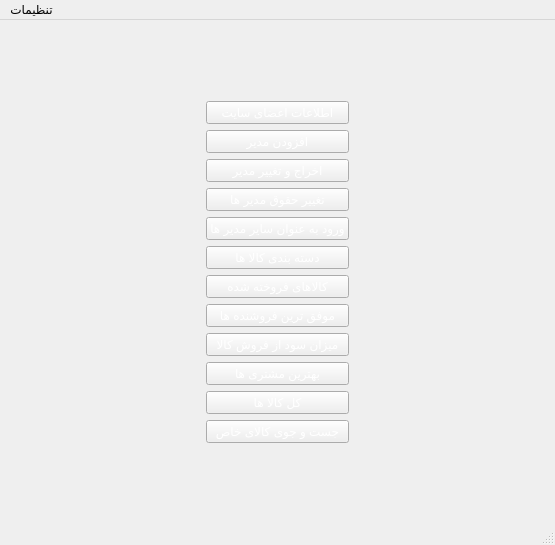
The window that MainAdminWindow.ui (Alireza8hi/Project-DigiKala) describes before a commit, drawn with Qt 5.
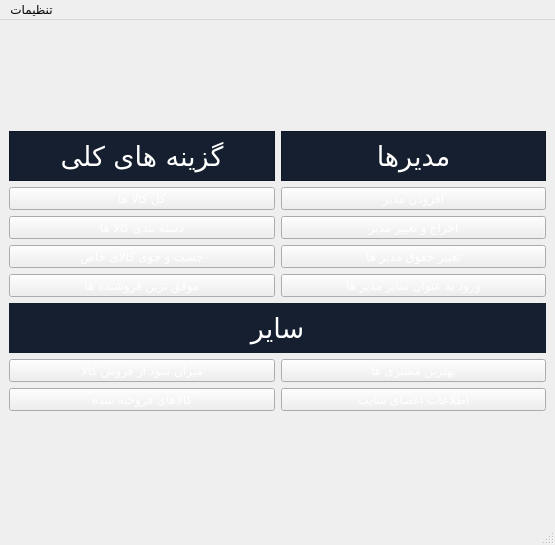
The same window after the commit. Icons and pictures are not drawn.

The edit to the form file:
```diff
--- a/MainAdminWindow.ui
+++ b/MainAdminWindow.ui
@@ -21,9 +21,9 @@
     <string notr="true">background-image: url(:/Pics/Pics/pngtree-blue-carbon-background-with-sport-style-and-golden-light-image_371487.jpg);</string>
    </property>
    <layout class="QGridLayout" name="gridLayout_2">
-    <item row="1" column="1">
-     <layout class="QGridLayout" name="gridLayout">
-      <item row="2" column="0">
+    <item row="0" column="0">
+     <layout class="QGridLayout" name="gridLayout_3">
+      <item row="3" column="1">
        <widget class="QPushButton" name="ChangeAdminBtn">
         <property name="styleSheet">
          <string notr="true">color: rgb(255, 255, 255);</string>
@@ -33,37 +33,7 @@
         </property>
        </widget>
       </item>
-      <item row="9" column="0">
-       <widget class="QPushButton" name="BestCustomersBtn">
-        <property name="styleSheet">
-         <string notr="true">color: rgb(255, 255, 255);</string>
-        </property>
-        <property name="text">
-         <string>بهترین مشتری ها</string>
-        </property>
-       </widget>
-      </item>
-      <item row="4" column="0">
-       <widget class="QPushButton" name="OpenOtherAdminsBtn">
-        <property name="styleSheet">
-         <string notr="true">color: rgb(255, 255, 255);</string>
-        </property>
-        <property name="text">
-         <string>ورود به عنوان سایر مدیر ها</string>
-        </property>
-       </widget>
-      </item>
-      <item row="8" column="0">
-       <widget class="QPushButton" name="CommodityProfitBtn">
-        <property name="styleSheet">
-         <string notr="true">color: rgb(255, 255, 255);</string>
-        </property>
-        <property name="text">
-         <string>میزان سود از فروش کالا</string>
-        </property>
-       </widget>
-      </item>
-      <item row="5" column="0">
+      <item row="3" column="0">
        <widget class="QPushButton" name="CategoriesBtn">
         <property name="styleSheet">
          <string notr="true">color: rgb(255, 255, 255);</string>
@@ -73,27 +43,7 @@
         </property>
        </widget>
       </item>
-      <item row="11" column="0">
-       <widget class="QPushButton" name="SearchBtn">
-        <property name="styleSheet">
-         <string notr="true">color: rgb(255, 255, 255);</string>
-        </property>
-        <property name="text">
-         <string>جست و جوی کالای خاص</string>
-        </property>
-       </widget>
-      </item>
-      <item row="6" column="0">
-       <widget class="QPushButton" name="SoldCommoditiesBtn">
-        <property name="styleSheet">
-         <string notr="true">color: rgb(255, 255, 255);</string>
-        </property>
-        <property name="text">
-         <string>کالاهای فروخته شده</string>
-        </property>
-       </widget>
-      </item>
-      <item row="3" column="0">
+      <item row="4" column="1">
        <widget class="QPushButton" name="ChangeAdminIncomeBtn">
         <property name="styleSheet">
          <string notr="true">color: rgb(255, 255, 255);</string>
@@ -103,27 +53,7 @@
         </property>
        </widget>
       </item>
-      <item row="7" column="0">
-       <widget class="QPushButton" name="SuccessfulSellersBtn">
-        <property name="styleSheet">
-         <string notr="true">color: rgb(255, 255, 255);</string>
-        </property>
-        <property name="text">
-         <string>موفق ترین فروشنده ها</string>
-        </property>
-       </widget>
-      </item>
-      <item row="0" column="0">
-       <widget class="QPushButton" name="ReadUserInfoBtn">
-        <property name="styleSheet">
-         <string notr="true">color: rgb(255, 255, 255);</string>
-        </property>
-        <property name="text">
-         <string>اطلاعات اعضای سایت</string>
-        </property>
-       </widget>
-      </item>
-      <item row="10" column="0">
+      <item row="2" column="0">
        <widget class="QPushButton" name="AllCommoditysBtn">
         <property name="styleSheet">
          <string notr="true">color: rgb(255, 255, 255);</string>
@@ -134,6 +64,104 @@
        </widget>
       </item>
       <item row="1" column="0">
+       <widget class="QLabel" name="label">
+        <property name="minimumSize">
+         <size>
+          <width>0</width>
+          <height>50</height>
+         </size>
+        </property>
+        <property name="maximumSize">
+         <size>
+          <width>16777215</width>
+          <height>50</height>
+         </size>
+        </property>
+        <property name="font">
+         <font>
+          <family>B Titr</family>
+          <pointsize>20</pointsize>
+         </font>
+        </property>
+        <property name="styleSheet">
+         <string notr="true">color: rgb(255, 255, 255);
+background-image: url(:/Pics/Pics/NoBack.png);
+background-color: rgb(22, 31, 48);</string>
+        </property>
+        <property name="frameShape">
+         <enum>QFrame::StyledPanel</enum>
+        </property>
+        <property name="frameShadow">
+         <enum>QFrame::Raised</enum>
+        </property>
+        <property name="text">
+         <string>گزینه های کلی</string>
+        </property>
+        <property name="alignment">
+         <set>Qt::AlignCenter</set>
+        </property>
+       </widget>
+      </item>
+      <item row="8" column="0">
+       <widget class="QPushButton" name="CommodityProfitBtn">
+        <property name="styleSheet">
+         <string notr="true">color: rgb(255, 255, 255);</string>
+        </property>
+        <property name="text">
+         <string>میزان سود از فروش کالا</string>
+        </property>
+       </widget>
+      </item>
+      <item row="1" column="1">
+       <widget class="QLabel" name="label_2">
+        <property name="sizePolicy">
+         <sizepolicy hsizetype="Preferred" vsizetype="Preferred">
+          <horstretch>0</horstretch>
+          <verstretch>50</verstretch>
+         </sizepolicy>
+        </property>
+        <property name="minimumSize">
+         <size>
+          <width>0</width>
+          <height>50</height>
+         </size>
+        </property>
+        <property name="font">
+         <font>
+          <family>B Titr</family>
+          <pointsize>20</pointsize>
+         </font>
+        </property>
+        <property name="styleSheet">
+         <string notr="true">color: rgb(255, 255, 255);
+background-image: url(:/Pics/Pics/NoBack.png);
+background-color: rgb(22, 31, 48);</string>
+        </property>
+        <property name="frameShape">
+         <enum>QFrame::StyledPanel</enum>
+        </property>
+        <property name="frameShadow">
+         <enum>QFrame::Raised</enum>
+        </property>
+        <property name="text">
+         <string>مدیرها</string>
+        </property>
+        <property name="alignment">
+         <set>Qt::AlignCenter</set>
+        </property>
+       </widget>
+      </item>
+      <item row="8" column="1">
+       <widget class="QPushButton" name="BestCustomersBtn">
+        <property name="styleSheet">
+         <string notr="true">color: rgb(255, 255, 255);</string>
+        </property>
+        <property name="text">
+         <string>بهترین مشتری ها</string>
+        </property>
+       </widget>
+      </item>
+      <item row="2" column="1">
        <widget class="QPushButton" name="AddAdminBtn">
         <property name="styleSheet">
          <string notr="true">color: rgb(255, 255, 255);</string>
@@ -143,60 +171,91 @@
         </property>
        </widget>
       </item>
+      <item row="10" column="1">
+       <widget class="QPushButton" name="ReadUserInfoBtn">
+        <property name="styleSheet">
+         <string notr="true">color: rgb(255, 255, 255);</string>
+        </property>
+        <property name="text">
+         <string>اطلاعات اعضای سایت</string>
+        </property>
+       </widget>
+      </item>
+      <item row="5" column="1">
+       <widget class="QPushButton" name="OpenOtherAdminsBtn">
+        <property name="styleSheet">
+         <string notr="true">color: rgb(255, 255, 255);</string>
+        </property>
+        <property name="text">
+         <string>ورود به عنوان سایر مدیر ها</string>
+        </property>
+       </widget>
+      </item>
+      <item row="4" column="0">
+       <widget class="QPushButton" name="SearchBtn">
+        <property name="styleSheet">
+         <string notr="true">color: rgb(255, 255, 255);</string>
+        </property>
+        <property name="text">
+         <string>جست و جوی کالای خاص</string>
+        </property>
+       </widget>
+      </item>
+      <item row="6" column="0" colspan="2">
+       <widget class="QLabel" name="label_3">
+        <property name="minimumSize">
+         <size>
+          <width>0</width>
+          <height>50</height>
+         </size>
+        </property>
+        <property name="maximumSize">
+         <size>
+          <width>16777215</width>
+          <height>50</height>
+         </size>
+        </property>
+        <property name="font">
+         <font>
+          <family>B Titr</family>
+          <pointsize>20</pointsize>
+         </font>
+        </property>
+        <property name="styleSheet">
+         <string notr="true">color: rgb(255, 255, 255);
+background-image: url(:/Pics/Pics/NoBack.png);
+background-color: rgb(22, 31, 48);</string>
+        </property>
+        <property name="text">
+         <string>سایر</string>
+        </property>
+        <property name="alignment">
+         <set>Qt::AlignCenter</set>
+        </property>
+       </widget>
+      </item>
+      <item row="5" column="0">
+       <widget class="QPushButton" name="SuccessfulSellersBtn">
+        <property name="styleSheet">
+         <string notr="true">color: rgb(255, 255, 255);</string>
+        </property>
+        <property name="text">
+         <string>موفق ترین فروشنده ها</string>
+        </property>
+       </widget>
+      </item>
+      <item row="10" column="0">
+       <widget class="QPushButton" name="SoldCommoditiesBtn">
+        <property name="styleSheet">
+         <string notr="true">color: rgb(255, 255, 255);</string>
+        </property>
+        <property name="text">
+         <string>کالاهای فروخته شده</string>
+        </property>
+       </widget>
+      </item>
      </layout>
     </item>
-    <item row="1" column="2">
-     <spacer name="horizontalSpacer_2">
-      <property name="orientation">
-       <enum>Qt::Horizontal</enum>
-      </property>
-      <property name="sizeHint" stdset="0">
-       <size>
-        <width>40</width>
-        <height>20</height>
-       </size>
-      </property>
-     </spacer>
-    </item>
-    <item row="2" column="1">
-     <spacer name="verticalSpacer">
-      <property name="orientation">
-       <enum>Qt::Vertical</enum>
-      </property>
-      <property name="sizeHint" stdset="0">
-       <size>
-        <width>20</width>
-        <height>40</height>
-       </size>
-      </property>
-     </spacer>
-    </item>
-    <item row="1" column="0">
-     <spacer name="horizontalSpacer">
-      <property name="orientation">
-       <enum>Qt::Horizontal</enum>
-      </property>
-      <property name="sizeHint" stdset="0">
-       <size>
-        <width>40</width>
-        <height>20</height>
-       </size>
-      </property>
-     </spacer>
-    </item>
-    <item row="0" column="1">
-     <spacer name="verticalSpacer_2">
-      <property name="orientation">
-       <enum>Qt::Vertical</enum>
-      </property>
-      <property name="sizeHint" stdset="0">
-       <size>
-        <width>20</width>
-        <height>40</height>
-       </size>
-      </property>
-     </spacer>
-    </item>
    </layout>
   </widget>
   <widget class="QMenuBar" name="menubar">
```
Left out of the diff: 20 changed lines with no effect on the pictures.
